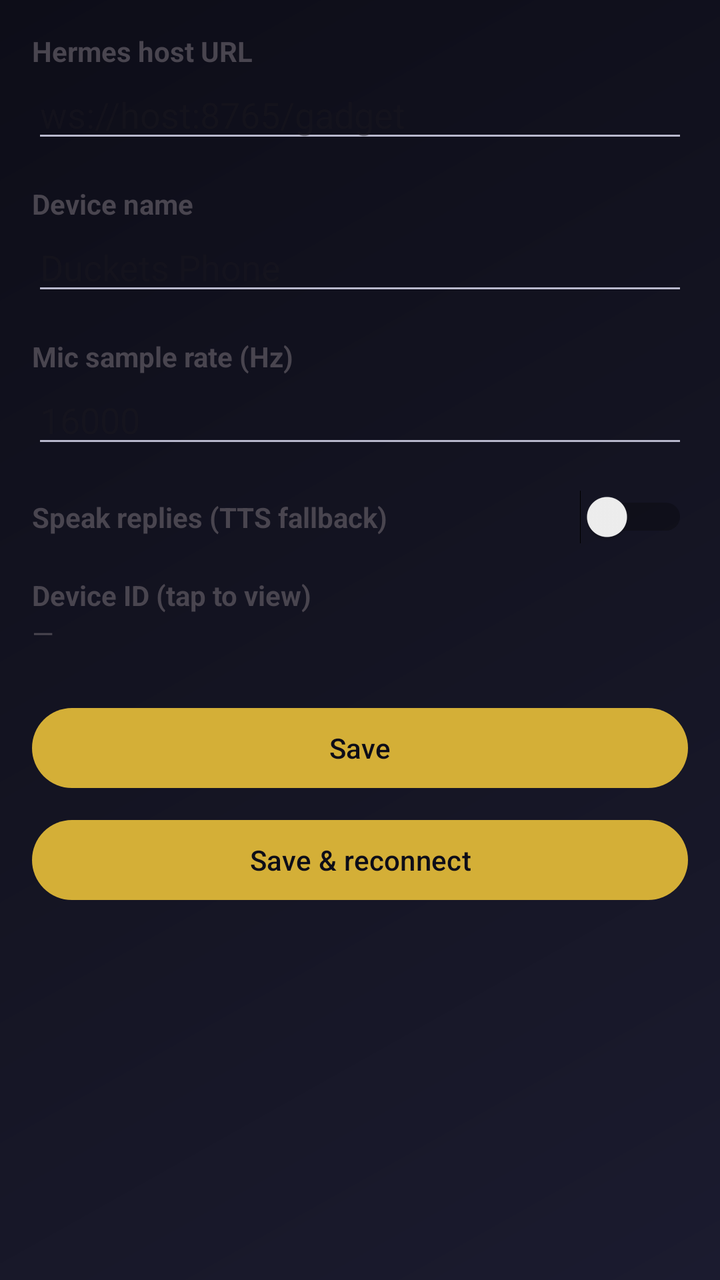
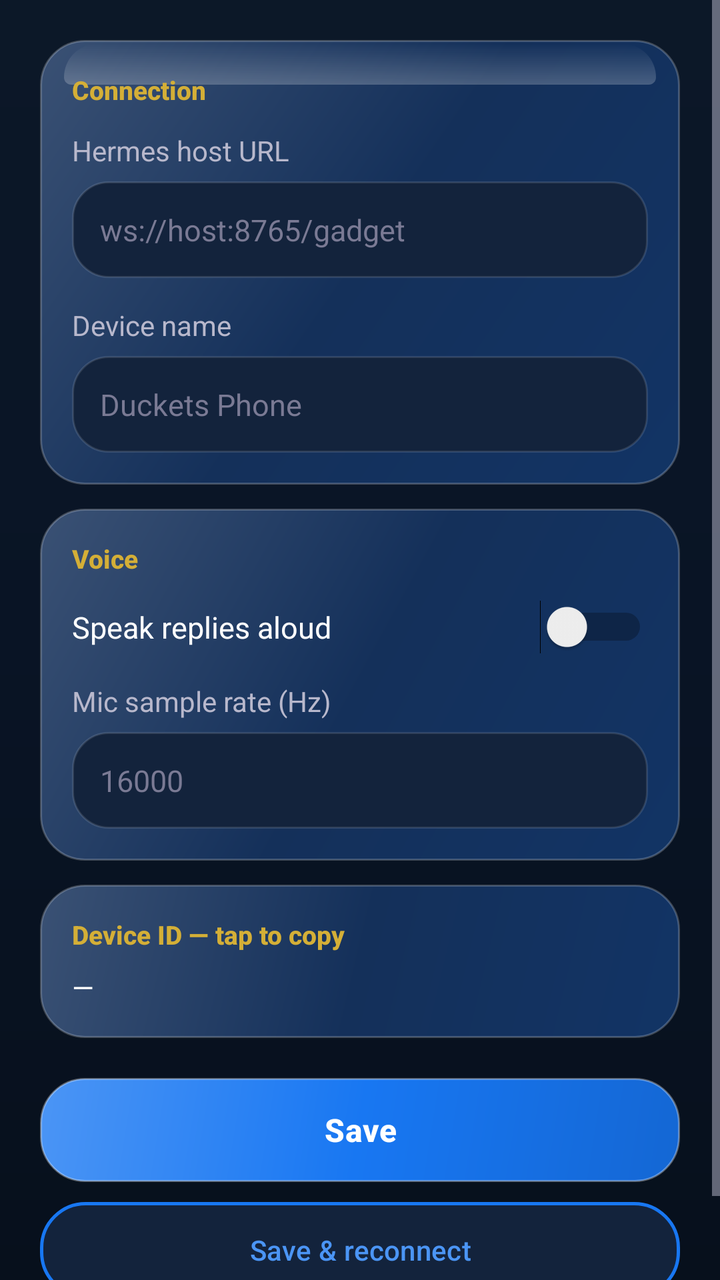

An Android layout rendered at two revisions. The XML below is the earlier revision; the diff shows what the commit changed to produce the second picture.
<!-- AndroidManifest.xml: application theme Theme.HermesBuddy -->
<!-- res/layout/activity_settings.xml -->
<?xml version="1.0" encoding="utf-8"?>
<ScrollView xmlns:android="http://schemas.android.com/apk/res/android"
    android:layout_width="match_parent"
    android:layout_height="match_parent"
    android:padding="16dp">

    <LinearLayout
        android:layout_width="match_parent"
        android:layout_height="wrap_content"
        android:orientation="vertical">

        <TextView
            android:layout_width="wrap_content"
            android:layout_height="wrap_content"
            android:text="Hermes host URL"
            android:textStyle="bold" />

        <EditText
            android:id="@+id/hostUrl"
            android:layout_width="match_parent"
            android:layout_height="wrap_content"
            android:hint="ws://host:8765/gadget"
            android:inputType="textUri" />

        <TextView
            android:layout_width="wrap_content"
            android:layout_height="wrap_content"
            android:layout_marginTop="16dp"
            android:text="Device name"
            android:textStyle="bold" />

        <EditText
            android:id="@+id/deviceName"
            android:layout_width="match_parent"
            android:layout_height="wrap_content"
            android:hint="Duckets Phone"
            android:inputType="text" />

        <TextView
            android:layout_width="wrap_content"
            android:layout_height="wrap_content"
            android:layout_marginTop="16dp"
            android:text="Mic sample rate (Hz)"
            android:textStyle="bold" />

        <EditText
            android:id="@+id/micRate"
            android:layout_width="match_parent"
            android:layout_height="wrap_content"
            android:hint="16000"
            android:inputType="number" />

        <LinearLayout
            android:layout_width="match_parent"
            android:layout_height="wrap_content"
            android:layout_marginTop="16dp"
            android:gravity="center_vertical"
            android:orientation="horizontal">

            <TextView
                android:layout_width="0dp"
                android:layout_height="wrap_content"
                android:layout_weight="1"
                android:text="Speak replies (TTS fallback)"
                android:textStyle="bold" />

            <Switch
                android:id="@+id/ttsSwitch"
                android:layout_width="wrap_content"
                android:layout_height="wrap_content" />
        </LinearLayout>

        <LinearLayout
            android:id="@+id/deviceIdRow"
            android:layout_width="match_parent"
            android:layout_height="wrap_content"
            android:layout_marginTop="16dp"
            android:orientation="vertical">

            <TextView
                android:layout_width="wrap_content"
                android:layout_height="wrap_content"
                android:text="Device ID (tap to view)"
                android:textStyle="bold" />

            <TextView
                android:id="@+id/deviceIdValue"
                android:layout_width="wrap_content"
                android:layout_height="wrap_content"
                android:text="—"
                android:textSize="14sp" />
        </LinearLayout>

        <Button
            android:id="@+id/btnSave"
            android:layout_width="match_parent"
            android:layout_height="wrap_content"
            android:layout_marginTop="24dp"
            android:text="Save" />

        <Button
            android:id="@+id/btnReconnect"
            android:layout_width="match_parent"
            android:layout_height="wrap_content"
            android:layout_marginTop="8dp"
            android:text="Save &amp; reconnect" />
    </LinearLayout>
</ScrollView>
<!-- resources referenced by this layout -->
<resources>
  <style name="Theme.HermesBuddy" parent="Theme.Material3.DayNight.NoActionBar">
          <item name="colorPrimary">@color/hermes_gold</item>
          <item name="colorOnPrimary">@color/hermes_ink</item>
          <item name="colorPrimaryContainer">@color/hermes_gold_deep</item>
          <item name="android:colorBackground">@color/hermes_ink</item>
          <item name="colorSurface">@color/hermes_night</item>
          <item name="colorOnSurface">@color/hermes_text_primary</item>
          <item name="android:textColorPrimary">@color/hermes_text_primary</item>
          <item name="android:textColorSecondary">@color/hermes_text_secondary</item>
          <item name="android:windowBackground">@drawable/bg_app</item>
      </style>
  <color name="hermes_ink">#0D0D18</color>
  <color name="hermes_gold_deep">#8B6914</color>
  <color name="hermes_night">#1B1B2F</color>
  <!-- drawable bg_app (drawable) -->
  <?xml version="1.0" encoding="utf-8"?>
  <shape xmlns:android="http://schemas.android.com/apk/res/android"
      android:shape="rectangle">
      <gradient
          android:angle="135"
          android:startColor="#1B1B2F"
          android:centerColor="#141422"
          android:endColor="#0D0D18"
          android:type="linear" />
  </shape>
  <!-- unchanged entries left out for length: 3 -->
</resources>

<!-- the commit's change to res/layout/activity_settings.xml (unified diff, before → after) -->
@@ -2,107 +2,164 @@
 <ScrollView xmlns:android="http://schemas.android.com/apk/res/android"
     android:layout_width="match_parent"
     android:layout_height="match_parent"
-    android:padding="16dp">
+    android:background="@drawable/bg_app"
+    android:fillViewport="true"
+    android:fitsSystemWindows="true">
 
     <LinearLayout
         android:layout_width="match_parent"
         android:layout_height="wrap_content"
-        android:orientation="vertical">
+        android:orientation="vertical"
+        android:padding="20dp">
 
-        <TextView
-            android:layout_width="wrap_content"
-            android:layout_height="wrap_content"
-            android:text="Hermes host URL"
-            android:textStyle="bold" />
-
-        <EditText
-            android:id="@+id/hostUrl"
-            android:layout_width="match_parent"
-            android:layout_height="wrap_content"
-            android:hint="ws://host:8765/gadget"
-            android:inputType="textUri" />
-
-        <TextView
-            android:layout_width="wrap_content"
-            android:layout_height="wrap_content"
-            android:layout_marginTop="16dp"
-            android:text="Device name"
-            android:textStyle="bold" />
-
-        <EditText
-            android:id="@+id/deviceName"
-            android:layout_width="match_parent"
-            android:layout_height="wrap_content"
-            android:hint="Duckets Phone"
-            android:inputType="text" />
-
-        <TextView
-            android:layout_width="wrap_content"
-            android:layout_height="wrap_content"
-            android:layout_marginTop="16dp"
-            android:text="Mic sample rate (Hz)"
-            android:textStyle="bold" />
-
-        <EditText
-            android:id="@+id/micRate"
-            android:layout_width="match_parent"
-            android:layout_height="wrap_content"
-            android:hint="16000"
-            android:inputType="number" />
-
+        
         <LinearLayout
             android:layout_width="match_parent"
             android:layout_height="wrap_content"
-            android:layout_marginTop="16dp"
-            android:gravity="center_vertical"
-            android:orientation="horizontal">
+            android:background="@drawable/card_glossy"
+            android:elevation="8dp"
+            android:outlineSpotShadowColor="@color/muse_blue_shadow"
+            android:orientation="vertical"
+            android:padding="16dp">
 
             <TextView
-                android:layout_width="0dp"
+                style="@style/HermesSectionLabel"
+                android:layout_width="wrap_content"
                 android:layout_height="wrap_content"
-                android:layout_weight="1"
-                android:text="Speak replies (TTS fallback)"
-                android:textStyle="bold" />
+                android:text="Connection" />
 
-            <Switch
-                android:id="@+id/ttsSwitch"
+            <TextView
+                style="@style/HermesSubtitle"
                 android:layout_width="wrap_content"
-                android:layout_height="wrap_content" />
+                android:layout_height="wrap_content"
+                android:layout_marginTop="12dp"
+                android:text="Hermes host URL" />
+
+            <EditText
+                android:id="@+id/hostUrl"
+                style="@style/HermesField"
+                android:layout_width="match_parent"
+                android:layout_height="wrap_content"
+                android:layout_marginTop="6dp"
+                android:hint="ws://host:8765/gadget"
+                android:inputType="textUri" />
+
+            <TextView
+                style="@style/HermesSubtitle"
+                android:layout_width="wrap_content"
+                android:layout_height="wrap_content"
+                android:layout_marginTop="14dp"
+                android:text="Device name" />
+
+            <EditText
+                android:id="@+id/deviceName"
+                style="@style/HermesField"
+                android:layout_width="match_parent"
+                android:layout_height="wrap_content"
+                android:layout_marginTop="6dp"
+                android:hint="Duckets Phone"
+                android:inputType="text" />
         </LinearLayout>
 
+        
+        <LinearLayout
+            android:layout_width="match_parent"
+            android:layout_height="wrap_content"
+            android:layout_marginTop="12dp"
+            android:background="@drawable/card_glossy"
+            android:elevation="8dp"
+            android:outlineSpotShadowColor="@color/muse_blue_shadow"
+            android:orientation="vertical"
+            android:padding="16dp">
+
+            <TextView
+                style="@style/HermesSectionLabel"
+                android:layout_width="wrap_content"
+                android:layout_height="wrap_content"
+                android:text="Voice" />
+
+            <LinearLayout
+                android:layout_width="match_parent"
+                android:layout_height="wrap_content"
+                android:layout_marginTop="12dp"
+                android:gravity="center_vertical"
+                android:orientation="horizontal">
+
+                <TextView
+                    style="@style/HermesBody"
+                    android:layout_width="0dp"
+                    android:layout_height="wrap_content"
+                    android:layout_weight="1"
+                    android:text="Speak replies aloud"
+                    android:textSize="15sp" />
+
+                <Switch
+                    android:id="@+id/ttsSwitch"
+                    android:layout_width="wrap_content"
+                    android:layout_height="wrap_content" />
+            </LinearLayout>
+
+            <TextView
+                style="@style/HermesSubtitle"
+                android:layout_width="wrap_content"
+                android:layout_height="wrap_content"
+                android:layout_marginTop="14dp"
+                android:text="Mic sample rate (Hz)" />
+
+            <EditText
+                android:id="@+id/micRate"
+                style="@style/HermesField"
+                android:layout_width="match_parent"
+                android:layout_height="wrap_content"
+                android:layout_marginTop="6dp"
+                android:hint="16000"
+                android:inputType="number" />
+        </LinearLayout>
+
+        
         <LinearLayout
             android:id="@+id/deviceIdRow"
             android:layout_width="match_parent"
             android:layout_height="wrap_content"
-            android:layout_marginTop="16dp"
-            android:orientation="vertical">
+            android:layout_marginTop="12dp"
+            android:background="@drawable/card_glossy"
+            android:elevation="8dp"
+            android:outlineSpotShadowColor="@color/muse_blue_shadow"
+            android:orientation="vertical"
+            android:padding="16dp">
 
             <TextView
+                style="@style/HermesSectionLabel"
                 android:layout_width="wrap_content"
                 android:layout_height="wrap_content"
-                android:text="Device ID (tap to view)"
-                android:textStyle="bold" />
+                android:text="Device ID — tap to copy" />
 
             <TextView
                 android:id="@+id/deviceIdValue"
                 android:layout_width="wrap_content"
                 android:layout_height="wrap_content"
+                android:layout_marginTop="8dp"
                 android:text="—"
+                android:textColor="@color/hermes_text_primary"
+                android:textIsSelectable="true"
                 android:textSize="14sp" />
         </LinearLayout>
 
         <Button
             android:id="@+id/btnSave"
+            style="@style/HermesPrimaryButton"
             android:layout_width="match_parent"
             android:layout_height="wrap_content"
-            android:layout_marginTop="24dp"
+            android:layout_marginTop="20dp"
             android:text="Save" />
 
         <Button
             android:id="@+id/btnReconnect"
+            style="@style/HermesGhostButton"
             android:layout_width="match_parent"
             android:layout_height="wrap_content"
-            android:layout_marginTop="8dp"
+            android:layout_marginTop="10dp"
+            android:layout_marginBottom="16dp"
             android:text="Save &amp; reconnect" />
     </LinearLayout>
 </ScrollView>
<!-- resource entries referenced after the edit -->
@@ -1,30 +1,178 @@
 <!-- resources referenced by this layout -->
 <resources>
+  <color name="muse_blue_shadow">#471877F2</color>
   <style name="Theme.HermesBuddy" parent="Theme.Material3.DayNight.NoActionBar">
-          <item name="colorPrimary">@color/hermes_gold</item>
-          <item name="colorOnPrimary">@color/hermes_ink</item>
-          <item name="colorPrimaryContainer">@color/hermes_gold_deep</item>
-          <item name="android:colorBackground">@color/hermes_ink</item>
-          <item name="colorSurface">@color/hermes_night</item>
+          <item name="colorPrimary">@color/muse_blue</item>
+          <item name="colorOnPrimary">@android:color/white</item>
+          <item name="colorPrimaryContainer">@color/muse_card</item>
+          <item name="android:colorBackground">@color/muse_ink</item>
+          <item name="colorSurface">@color/muse_night</item>
           <item name="colorOnSurface">@color/hermes_text_primary</item>
           <item name="android:textColorPrimary">@color/hermes_text_primary</item>
           <item name="android:textColorSecondary">@color/hermes_text_secondary</item>
           <item name="android:windowBackground">@drawable/bg_app</item>
+          <item name="android:statusBarColor">@android:color/transparent</item>
+          <item name="android:navigationBarColor">@color/muse_ink</item>
+          <item name="android:windowLightStatusBar">false</item>
+          <item name="alertDialogTheme">@style/HermesDialog</item>
       </style>
-  <color name="hermes_ink">#0D0D18</color>
-  <color name="hermes_gold_deep">#8B6914</color>
-  <color name="hermes_night">#1B1B2F</color>
+  <color name="muse_night">#0C1828</color>
+  <color name="muse_ink">#07101C</color>
+  <color name="muse_card_top">#3A5174</color>
+  <color name="muse_card">#14305A</color>
+  <color name="muse_card_bottom">#123465</color>
+  <!-- drawable input_glossy (drawable) -->
+  <?xml version="1.0" encoding="utf-8"?>
+  <shape xmlns:android="http://schemas.android.com/apk/res/android"
+      android:shape="rectangle">
+      <corners android:radius="18dp" />
+      <solid android:color="@color/muse_input" />
+      <stroke
+          android:width="1dp"
+          android:color="#1FFFFFFF" />
+  </shape>
+  <color name="hermes_text_muted">#7A7A94</color>
+  <!-- drawable btn_ghost (drawable) -->
+  <?xml version="1.0" encoding="utf-8"?>
+  <shape xmlns:android="http://schemas.android.com/apk/res/android"
+      android:shape="rectangle">
+      <corners android:radius="22dp" />
+      <solid android:color="@color/muse_input" />
+      <stroke
+          android:width="1.5dp"
+          android:color="@color/muse_blue" />
+  </shape>
+  <color name="muse_blue_light">#4B95F5</color>
+  <!-- drawable btn_primary (drawable) -->
+  <?xml version="1.0" encoding="utf-8"?>
+  <layer-list xmlns:android="http://schemas.android.com/apk/res/android">
+      <item>
+          <shape android:shape="rectangle">
+              <corners android:radius="22dp" />
+              <gradient
+                  android:angle="315"
+                  android:startColor="@color/muse_blue_light"
+                  android:centerColor="@color/muse_blue"
+                  android:endColor="#1467D4"
+                  android:type="linear" />
+              <stroke
+                  android:width="1dp"
+                  android:color="#57FFFFFF" />
+          </shape>
+      </item>
+      <item
+          android:left="10dp"
+          android:right="10dp"
+          android:top="2dp"
+          android:bottom="60dp">
+          <shape android:shape="rectangle">
+              <corners android:radius="16dp" />
+              <gradient
+                  android:angle="90"
+                  android:startColor="#66FFFFFF"
+                  android:endColor="#00FFFFFF"
+                  android:type="linear" />
+          </shape>
+      </item>
+  </layer-list>
+  <color name="muse_blue">#1877F2</color>
+  <style name="HermesDialog" parent="ThemeOverlay.Material3.MaterialAlertDialog">
+          <item name="colorSurface">@color/muse_night</item>
+          <item name="colorOnSurface">@color/hermes_text_primary</item>
+          <item name="colorPrimary">@color/muse_blue_light</item>
+          <item name="alertDialogStyle">@style/HermesAlertDialog</item>
+      </style>
+  <color name="muse_input">#13233C</color>
+  <style name="HermesAlertDialog" parent="MaterialAlertDialog.Material3">
+          <item name="shapeAppearance">@style/HermesDialogShape</item>
+      </style>
+  <style name="HermesDialogShape" parent="">
+          <item name="cornerSize">24dp</item>
+      </style>
   <!-- drawable bg_app (drawable) -->
   <?xml version="1.0" encoding="utf-8"?>
   <shape xmlns:android="http://schemas.android.com/apk/res/android"
       android:shape="rectangle">
       <gradient
-          android:angle="135"
-          android:startColor="#1B1B2F"
-          android:centerColor="#141422"
-          android:endColor="#0D0D18"
+          android:angle="270"
+          android:startColor="@color/muse_night"
+          android:centerColor="#091425"
+          android:endColor="@color/muse_ink"
           android:type="linear" />
   </shape>
+  <!-- drawable card_glossy (drawable) -->
+  <?xml version="1.0" encoding="utf-8"?>
+  <layer-list xmlns:android="http://schemas.android.com/apk/res/android">
+      <item>
+          <shape android:shape="rectangle">
+              <corners android:radius="22dp" />
+              <gradient
+                  android:angle="315"
+                  android:startColor="@color/muse_card_top"
+                  android:centerColor="@color/muse_card"
+                  android:endColor="@color/muse_card_bottom"
+                  android:type="linear" />
+              <stroke
+                  android:width="1dp"
+                  android:color="#38FFFFFF" />
+          </shape>
+      </item>
+      <item
+          android:left="12dp"
+          android:right="12dp"
+          android:top="2dp"
+          android:bottom="200dp">
+          <shape android:shape="rectangle">
+              <corners
+                  android:topLeftRadius="18dp"
+                  android:topRightRadius="18dp"
+                  android:bottomLeftRadius="4dp"
+                  android:bottomRightRadius="4dp" />
+              <gradient
+                  android:angle="90"
+                  android:startColor="#38FFFFFF"
+                  android:endColor="#00FFFFFF"
+                  android:type="linear" />
+          </shape>
+      </item>
+  </layer-list>
+  <style name="HermesBody">
+          <item name="android:textColor">@color/hermes_text_primary</item>
+          <item name="android:textSize">16sp</item>
+          <item name="android:lineSpacingExtra">4dp</item>
+      </style>
+  <style name="HermesField" parent="">
+          <item name="android:background">@drawable/input_glossy</item>
+          <item name="android:textColor">@color/hermes_text_primary</item>
+          <item name="android:textColorHint">@color/hermes_text_muted</item>
+          <item name="android:padding">14dp</item>
+          <item name="android:textSize">15sp</item>
+      </style>
+  <style name="HermesGhostButton" parent="Widget.Material3.Button">
+          <item name="android:background">@drawable/btn_ghost</item>
+          <item name="backgroundTint">@null</item>
+          <item name="android:textColor">@color/muse_blue_light</item>
+          <item name="android:textSize">14sp</item>
+          <item name="android:minHeight">48dp</item>
+      </style>
+  <style name="HermesPrimaryButton" parent="Widget.Material3.Button">
+          <item name="android:background">@drawable/btn_primary</item>
+          <item name="backgroundTint">@null</item>
+          <item name="android:textColor">@android:color/white</item>
+          <item name="android:textStyle">bold</item>
+          <item name="android:textSize">16sp</item>
+          <item name="android:minHeight">52dp</item>
+      </style>
+  <style name="HermesSectionLabel">
+          <item name="android:textColor">@color/hermes_gold</item>
+          <item name="android:textSize">13sp</item>
+          <item name="android:textStyle">bold</item>
+          <item name="android:fontFamily">sans-serif-medium</item>
+      </style>
+  <style name="HermesSubtitle">
+          <item name="android:textColor">@color/hermes_text_secondary</item>
+          <item name="android:textSize">14sp</item>
+      </style>
   <!-- unchanged entries left out for length: 3 -->
 </resources>
 
